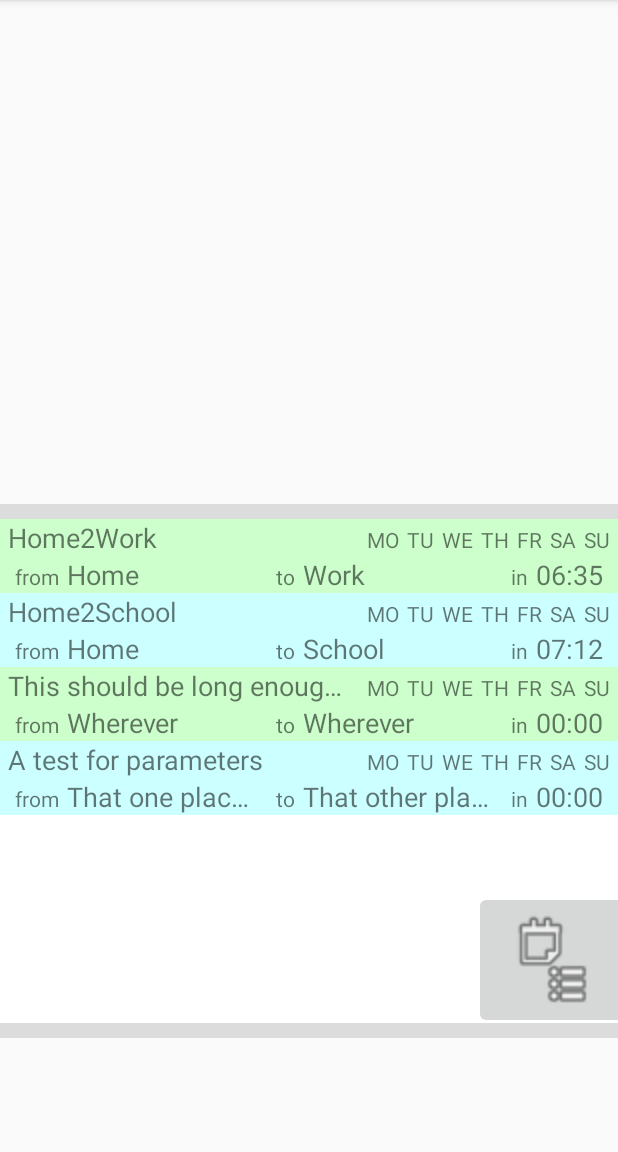
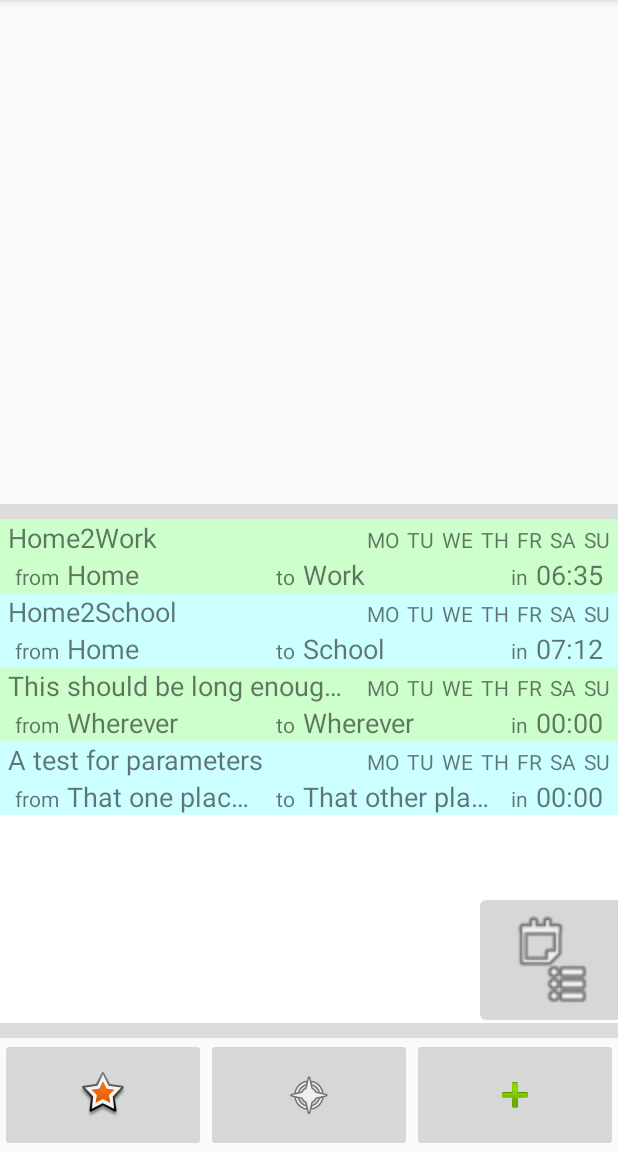
Before and after one commit to tbrigljev/CommuteScheduler, an Android app: the screen it shows after launch (MainActivity), on a phone screen of 412 x 824 dp, the part 84-1236 px from its top. Run offline under Robolectric (Android 15) with nearby library versions, the phone set to English and light mode, and no system bars; libraries missing offline, so code that uses them is left out: com.google.maps.android; 26 statements that could not run were skipped.

Commit message:
- Adding bottom fragment (WIP)

```diff
--- a/app/src/main/java/com/mobop/commutescheduler/FragmentCommutes.kt
+++ b/app/src/main/java/com/mobop/commutescheduler/FragmentCommutes.kt
@@ -61,9 +61,6 @@ class FragmentCommutes(screen : Int) : Fragment(){
         returnCommutesButton =
             view.findViewById(R.id.commutes_button_return)
                     as ImageButton
-        /*editCommutesButton =
-            view.findViewById(R.id.commutes_button_edit)
-                    as ImageButton*/
 
         enhanceCommutesButton.setOnClickListener{
             doCommutesEnhance(fragmentID)
@@ -74,9 +71,6 @@ class FragmentCommutes(screen : Int) : Fragment(){
         returnCommutesButton.setOnClickListener{
             doCommutesReturn(fragmentID)
         }
-        /*editCommutesButton.setOnClickListener{
-            doCommutesEditExisting()
-        }*/
 
         when(commutesScreen){
             0 -> {
@@ -106,6 +100,14 @@ class FragmentCommutes(screen : Int) : Fragment(){
             )
 
         mRecyclerView!!.adapter = mAdapter
+
+        /*editCommutesButton =
+            mRecyclerView!!.findViewById(R.id.commutes_button_edit)
+                    as ImageButton
+
+        editCommutesButton.setOnClickListener{
+            doCommutesEditExisting()
+        }*/
 
         return view
     }
--- a/app/src/main/java/com/mobop/commutescheduler/FragmentHome.kt
+++ b/app/src/main/java/com/mobop/commutescheduler/FragmentHome.kt
@@ -17,6 +17,7 @@ class FragmentHome :
 
     var commutesFragment = FragmentCommutes(1)
     var mapFragment = FragmentMap(1)
+    var quickFragment = FragmentQuick()
 
     override fun onCreate(savedInstanceState : Bundle?){
         super.onCreate(savedInstanceState)
@@ -42,6 +43,10 @@ class FragmentHome :
             .replace(R.id.main_container_commutes, commutesFragment)
             .commit()
 
+        mFragmentManager.beginTransaction()
+            .replace(R.id.main_container_quick, quickFragment)
+            .commit()
+
         return view
     }
 
--- a/app/src/main/java/com/mobop/commutescheduler/FragmentQuick.kt
+++ b/app/src/main/java/com/mobop/commutescheduler/FragmentQuick.kt
@@ -1,9 +1,55 @@
 package com.mobop.commutescheduler
 
-class FragmentQuick{
+import android.content.Context
+import android.os.Bundle
+import android.view.LayoutInflater
+import android.view.View
+import android.view.ViewGroup
+import androidx.fragment.app.Fragment
+import androidx.recyclerview.widget.RecyclerView
 
-    interface OnFragmentInteractionListener{
-    //fun onFragmentInteraction()
+class FragmentQuick : Fragment(){
+
+    var mRecyclerView : RecyclerView? = null
+    private var mListener : FragmentCommutes.OnFragmentInteractionListener? = null
+
+    override fun onCreate(savedInstanceState : Bundle?){
+        super.onCreate(savedInstanceState)
     }
 
+    override fun onCreateView(
+        inflater : LayoutInflater,
+        container : ViewGroup?,
+        savecInstanceState : Bundle?) : View?{
+
+        val view = inflater.inflate(
+            R.layout.fragment_quick,
+            container,
+            false
+        )
+
+        return view
+    }
+
+    override fun onAttach(context : Context){
+        super.onAttach(context)
+        if(context is FragmentCommutes.OnFragmentInteractionListener){
+            mListener = context
+        } else{
+            throw RuntimeException(context!!.toString() +
+                    " must implement OnFragmentInteractionListener")
+        }
+    }
+
+    override fun onDetach(){
+        super.onDetach()
+        mListener = null
+    }
+
+    interface OnFragmentInteractionListener {
+        fun onFragmentInteraction(
+            fragmentCaller: Int,
+            fragmentState: Int
+        )
+    }
 }
--- a/app/src/main/res/layout/fragment_quick.xml
+++ b/app/src/main/res/layout/fragment_quick.xml
@@ -1,8 +1,32 @@
 <?xml version="1.0" encoding="utf-8"?>
 <LinearLayout xmlns:android="http://schemas.android.com/apk/res/android"
+    xmlns:app="http://schemas.android.com/apk/res-auto"
     android:id="@+id/fragment_quick"
     android:layout_width="match_parent"
     android:layout_height="match_parent"
-    android:orientation="vertical">
+    android:orientation="horizontal">
 
+    <ImageButton
+        android:id="@+id/quick_button_favorites"
+        android:layout_width="0dp"
+        android:layout_height="match_parent"
+        android:layout_weight="1"
+        android:contentDescription="@string/button_favorites"
+        app:srcCompat="@android:drawable/star_big_on" />
+
+    <ImageButton
+        android:id="@+id/quick_button_quick"
+        android:layout_width="0dp"
+        android:layout_height="match_parent"
+        android:layout_weight="1"
+        android:contentDescription="@string/button_quick"
+        app:srcCompat="@android:drawable/ic_menu_compass" />
+
+    <ImageButton
+        android:id="@+id/quick_button_add"
+        android:layout_width="0dp"
+        android:layout_height="match_parent"
+        android:layout_weight="1"
+        android:contentDescription="@string/button_add"
+        app:srcCompat="@android:drawable/ic_input_add" />
 </LinearLayout>
--- a/app/src/main/res/values/strings.xml
+++ b/app/src/main/res/values/strings.xml
@@ -52,11 +52,13 @@
     <string name="description_delete_button">Delete existing element</string>
     <string name="description_edit_button">Edit existing element</string>
 
-    <string name="button_return">Return to home view</string>
+    <string name="button_return">Return to previous view</string>
     <string name="button_add">Create new commute</string>
     <string name="button_validate">Validate creation/edition</string>
     <string name="button_cancel">Cancel creation/edition</string>
     <string name="button_go">GO</string>
+    <string name="button_favorites">Show favorites</string>
+    <string name="button_quick">Open quick commute creation</string>
 
     <string name="checkbox_view_traffic">View traffic</string>
 
```
